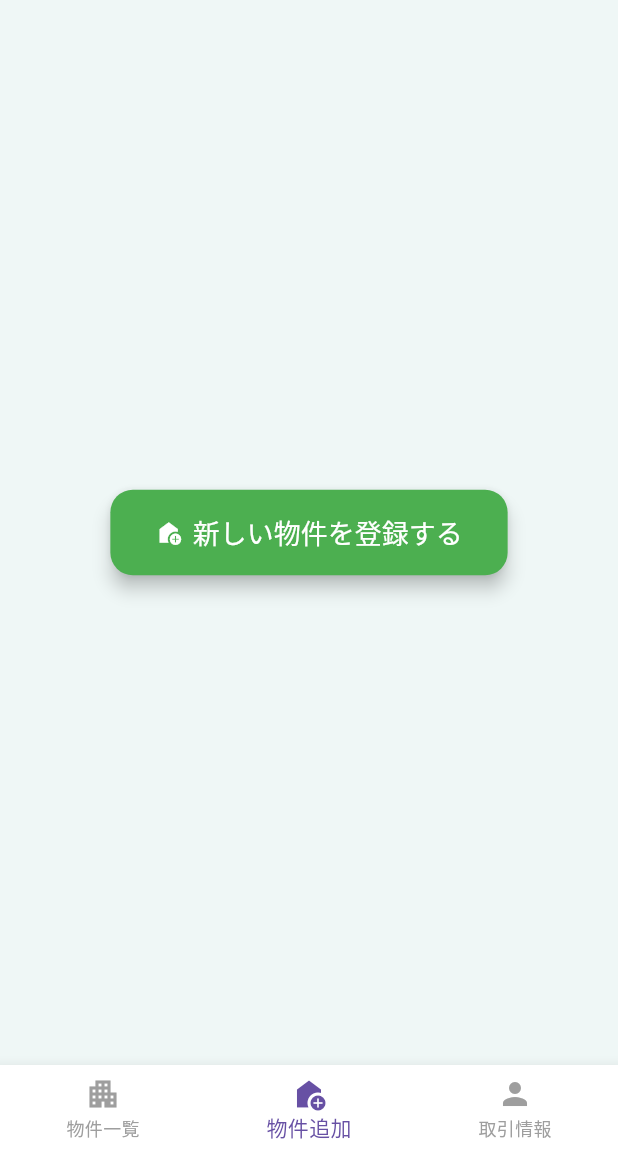
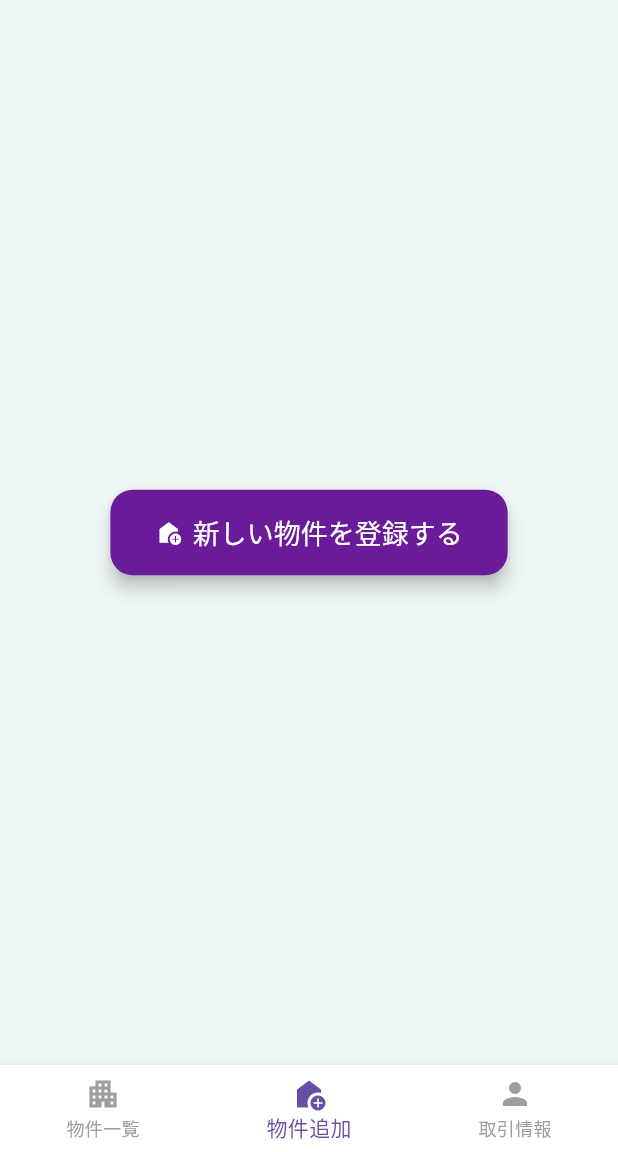
Before and after one commit to fumiya0527/ffh, a Flutter app: the screen it shows once a user with an empty profile is signed in, item 2 of the bottom bar chosen, on a phone screen of 412 x 824 dp, the part 84-1236 px from its top. Run offline on Flutter 3.47's test engine with Material 3 defaults, Android fonts, the phone set to English and light mode, and no system bars; our stand-ins replace cloud_firestore, firebase_auth, firebase_core, firebase_storage, google_fonts, image_picker and 1 more; accounts and stored records are empty.

Commit message:
完全版

```diff
--- a/owner_app/lib/AddProperty.dart
+++ b/owner_app/lib/AddProperty.dart
@@ -30,7 +30,7 @@ class AddPropertyScreen extends StatelessWidget {
         label: const Text('新しい物件を登録する'),
         style: ElevatedButton.styleFrom(
           padding: const EdgeInsets.symmetric(horizontal: 30, vertical: 15),
-          backgroundColor: Colors.green,
+          //backgroundColor: Colors.green,
           foregroundColor: Colors.white,
           textStyle: const TextStyle(fontSize: 18),
           shape: RoundedRectangleBorder(borderRadius: BorderRadius.circular(15)),
--- a/owner_app/lib/OwnerPersonal.dart
+++ b/owner_app/lib/OwnerPersonal.dart
@@ -284,7 +284,9 @@ class _OwnerPersonalInfoScreenState extends State<OwnerPersonalInfoScreen> {
               child: OutlinedButton.icon(
                 icon: const Icon(Icons.person_search),
                 label: const Text('ユーザーの詳細を見る'),
-                style: OutlinedButton.styleFrom(foregroundColor: Colors.teal, side: const BorderSide(color: Colors.teal)),
+                style: OutlinedButton.styleFrom(
+                  foregroundColor: Theme.of(context).primaryColor,
+                  side: BorderSide(color: Theme.of(context).primaryColor)),
                 onPressed: () {
                   Navigator.push(
                     context,
--- a/owner_app/lib/main.dart
+++ b/owner_app/lib/main.dart
@@ -33,13 +33,13 @@ class MyApp extends StatelessWidget {
   Widget build(BuildContext context) {
     // ユーザーアプリと共通のデザイン定義
     const Color mainBackgroundColor = Color(0xFFEFF7F6);
-    final Color mainColor = Colors.teal[800]!;
+    final Color mainColor = Colors.purple[800]!;
 
     return MaterialApp(
       title: 'オーナー向け物件アプリ',
       theme: ThemeData(
         // --- 基本設定 ---
-        primarySwatch: Colors.teal,
+        primarySwatch: Colors.purple,
         scaffoldBackgroundColor: mainBackgroundColor,
 
         // --- フォント設定 ---
```
Also changed, not shown: user_app/pubspec.lock.
